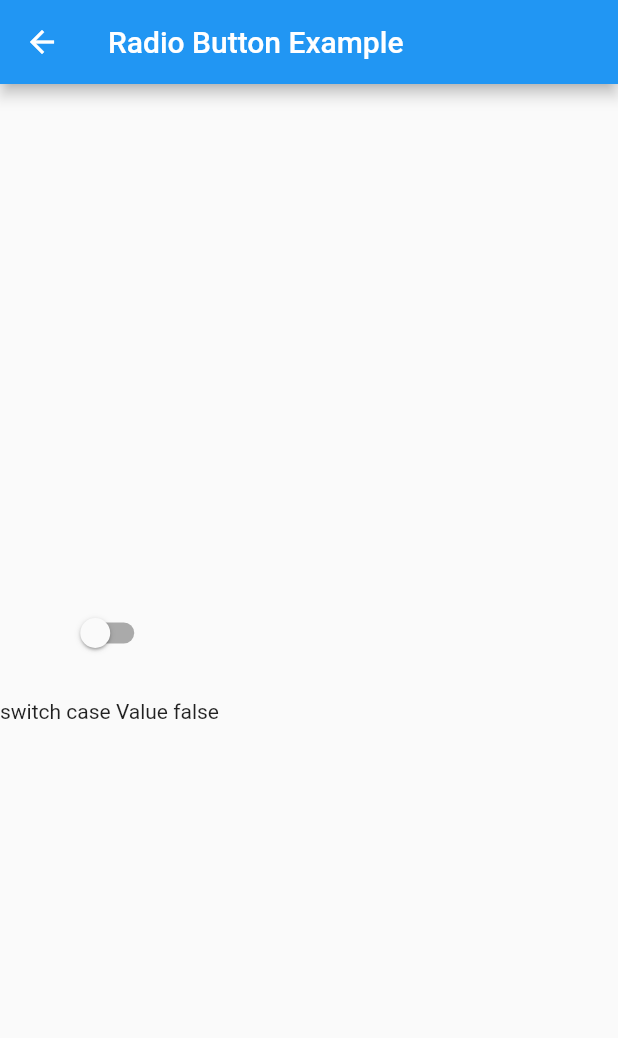
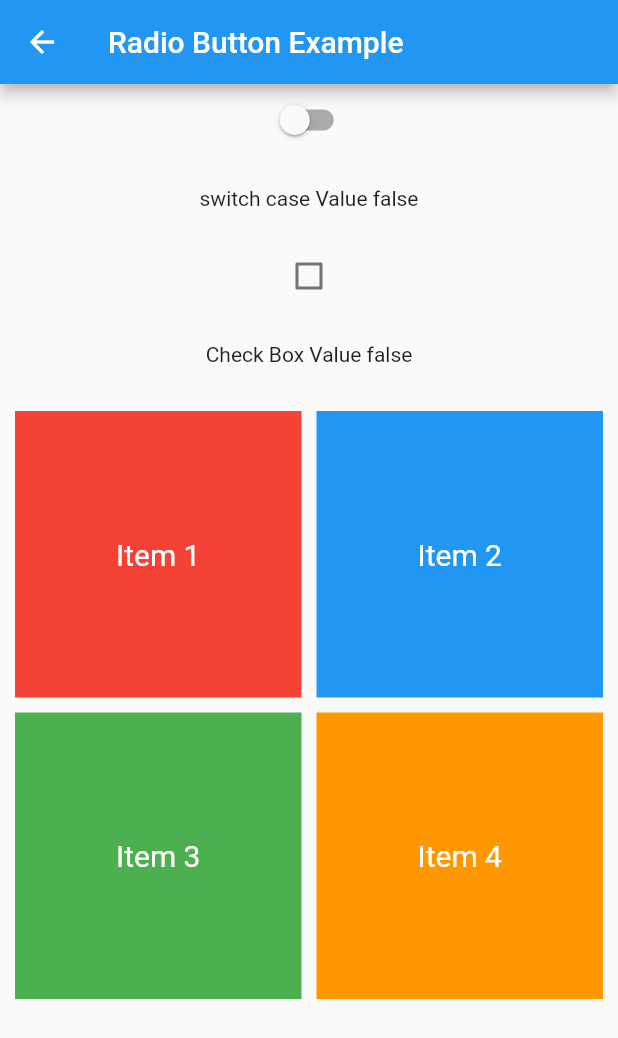
Before and after one commit to HimAndDevOfficial/Flutter-Mini-Topics, a Flutter app: the Switchexample screen opened directly, on a phone screen of 412 x 824 dp. Shown: the top 1038 px of the screen. Run offline on Flutter 3.47's test engine with Material 2 defaults, Android fonts, the light colour scheme and no system bars; our stand-ins replace fl_chart, table_calendar.

Commit message:
gridview , checkbox and calender example

```diff
--- a/lib/switchexample.dart
+++ b/lib/switchexample.dart
@@ -9,6 +9,7 @@ class Switchexample extends StatefulWidget {
 
 class _SwitchexampleState extends State<Switchexample> {
   bool _switchValue = false;
+  bool isChecked =false;
 
   @override
   Widget build(BuildContext context) {
@@ -25,7 +26,63 @@ class _SwitchexampleState extends State<Switchexample> {
             });
           } ,),
           SizedBox(height:20),
-          Text("switch case Value $_switchValue")
+          Text("switch case Value $_switchValue"),
+          SizedBox(height:20),
+          Checkbox(value: isChecked,
+              onChanged:(value) {
+
+            setState(() {
+              isChecked=value ?? false;
+            });
+          }),
+          SizedBox(height:20),
+          Text("Check Box Value $isChecked"),
+          SizedBox(height:20),
+          Expanded(child:GridView.count(
+            crossAxisCount: 2, //number of columns in grid
+            crossAxisSpacing: 10.0, //spacing between column
+            mainAxisSpacing: 10.0, //spacing between rows
+            padding: EdgeInsets.all(10.0),
+            children: [
+              Container(
+                color: Colors.red,
+                child: Center(
+                  child: Text(
+                    "Item 1",
+                    style: TextStyle(color:Colors.white,fontSize: 20.0),
+                  ),
+                ),
+              ),
+              Container(
+                color: Colors.blue,
+                child: Center(
+                  child: Text(
+                    "Item 2",
+                    style: TextStyle(color:Colors.white,fontSize: 20.0),
+                  ),
+                ),
+              ),
+              Container(
+                color: Colors.green,
+                child: Center(
+                  child: Text(
+                    "Item 3",
+                    style: TextStyle(color:Colors.white,fontSize: 20.0),
+                  ),
+                ),
+              ),
+              Container(
+                color: Colors.orange,
+                child: Center(
+                  child: Text(
+                    "Item 4",
+                    style: TextStyle(color:Colors.white,fontSize: 20.0),
+                  ),
+                ),
+              )
+            ],
+          ),)
+
         ],
       )
     );
--- a/pubspec.yaml
+++ b/pubspec.yaml
@@ -31,6 +31,7 @@ dependencies:
   flutter:
     sdk: flutter
   fl_chart: ^0.35.0
+  table_calendar: ^3.0.9
   # The following adds the Cupertino Icons font to your application.
   # Use with the CupertinoIcons class for iOS style icons.
   cupertino_icons: ^1.0.2
```
Also changed, not shown: lib/calenderexample.dart (added, +75 -0 lines), lib/expandedlayout.dart (+14 -1 lines), pubspec.lock.
